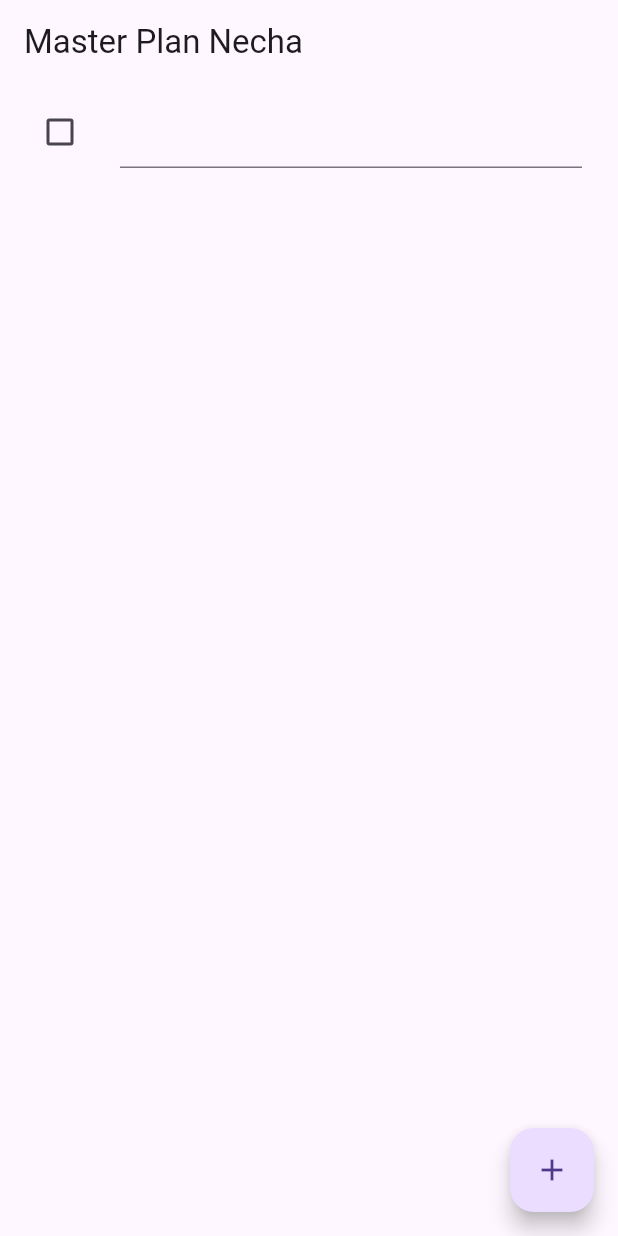
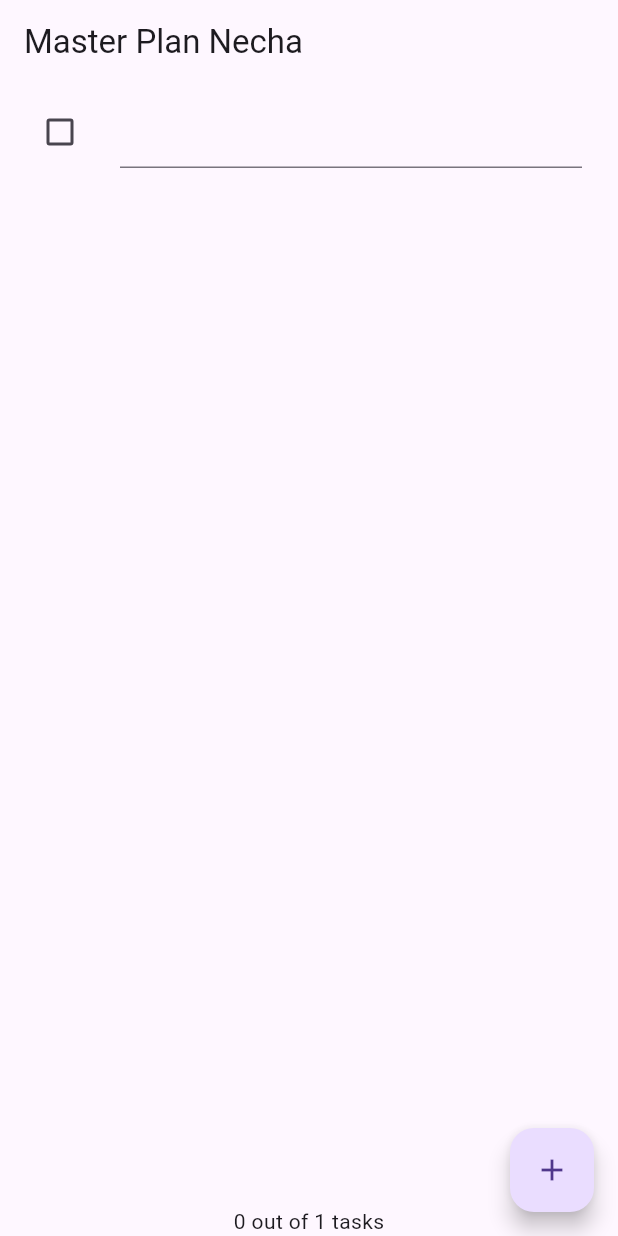
Before and after one commit to nechasyifa/PemrogramanMobile-Ganjil-2025, a Flutter app: the screen it shows after launch, after a tap on the "add" icon, on a phone screen of 412 x 824 dp. Run offline on Flutter 3.47's test engine with Material 3 defaults, Android fonts, the phone set to English and light mode, and no system bars; our stand-ins replace auto_size_text, camera.

Commit message:
JS10_Praktikum2

```diff
--- a/Week10/master_plan/lib/main.dart
+++ b/Week10/master_plan/lib/main.dart
@@ -1,5 +1,7 @@
 import 'package:flutter/material.dart';
+import 'package:master_plan/models/plan.dart';
 import './views/plan_screen.dart';
+import './provider/plan_provider.dart';
 
 void main() => runApp(MasterPlanApp());
 
@@ -9,8 +11,11 @@ class MasterPlanApp extends StatelessWidget {
   @override
   Widget build(BuildContext context) {
     return MaterialApp(
-     theme: ThemeData(primarySwatch: Colors.purple),
-     home: PlanScreen(),
+      theme: ThemeData(primarySwatch: Colors.purple),
+      home: PlanProvider(
+        notifier: ValueNotifier<Plan>(const Plan()),
+        child: const PlanScreen(),
+      ),
     );
   }
 }
--- a/Week10/master_plan/lib/models/plan.dart
+++ b/Week10/master_plan/lib/models/plan.dart
@@ -5,4 +5,11 @@ class Plan {
   final List<Task> tasks;
 
   const Plan({this.name = '', this.tasks = const []});
+
+  int get completedCount => tasks
+  .where((task) => task.complete)
+  .length;
+
+String get completenessMessage =>
+  '$completedCount out of ${tasks.length} tasks';
 }
--- /dev/null
+++ b/Week10/master_plan/lib/provider/plan_provider.dart
@@ -0,0 +1,16 @@
+import 'package:flutter/material.dart';
+import '../models/data_layer.dart';
+
+class PlanProvider extends InheritedNotifier<ValueNotifier<Plan>> {
+  const PlanProvider({
+    super.key,
+    required Widget child,
+    required ValueNotifier<Plan> notifier,
+  }) : super(child: child, notifier: notifier);
+
+  static ValueNotifier<Plan> of(BuildContext context) {
+    return context
+        .dependOnInheritedWidgetOfExactType<PlanProvider>()!
+        .notifier!;
+  }
+}
--- a/Week10/master_plan/lib/views/plan_screen.dart
+++ b/Week10/master_plan/lib/views/plan_screen.dart
@@ -1,3 +1,4 @@
+import 'package:master_plan/provider/plan_provider.dart';
 import '../models/data_layer.dart';
 import 'package:flutter/material.dart';
 
@@ -9,7 +10,6 @@ class PlanScreen extends StatefulWidget {
 }
 
 class _PlanScreenState extends State<PlanScreen> {
-  Plan plan = const Plan();
   late ScrollController scrollController;
 
   @override
@@ -17,8 +17,29 @@ class _PlanScreenState extends State<PlanScreen> {
     super.initState();
     scrollController = ScrollController()
       ..addListener(() {
-        FocusScope.of(context).requestFocus(FocusNode());
+        if (scrollController.position.isScrollingNotifier.value) {
+          FocusScope.of(context).unfocus();
+        }
       });
+  }
+
+  @override
+  Widget build(BuildContext context) {
+    return Scaffold(
+      appBar: AppBar(title: const Text('Master Plan Necha')),
+      body: ValueListenableBuilder<Plan>(
+        valueListenable: PlanProvider.of(context),
+        builder: (context, plan, child) {
+          return Column(
+            children: [
+              Expanded(child: _buildList(plan)),
+              SafeArea(child: Text(plan.completenessMessage)),
+            ],
+          );
+        },
+      ),
+      floatingActionButton: _buildAddTaskButton(context),
+    );
   }
 
   @override
@@ -27,69 +48,55 @@ class _PlanScreenState extends State<PlanScreen> {
     super.dispose();
   }
 
-  @override
-  Widget build(BuildContext context) {
-    return Scaffold(
-      appBar: AppBar(title: const Text('Master Plan Necha')),
-      body: _buildList(),
-      floatingActionButton: _buildAddTaskButton(),
-    );
-  }
-
-  Widget _buildAddTaskButton() {
+  Widget _buildAddTaskButton(BuildContext context) {
+    ValueNotifier<Plan> planNotifier = PlanProvider.of(context);
     return FloatingActionButton(
       child: const Icon(Icons.add),
       onPressed: () {
-        setState(() {
-          plan = Plan(
-            name: plan.name,
-            tasks: List<Task>.from(plan.tasks)..add(const Task()),
+        Plan currentPlan = planNotifier.value;
+        planNotifier.value = Plan(
+          name: currentPlan.name,
+          tasks: List<Task>.from(currentPlan.tasks)..add(const Task()),
         );
-        });
       },
     );
   }
 
-  Widget _buildList() {
+  Widget _buildList(Plan plan) {
     return ListView.builder(
       controller: scrollController,
-      keyboardDismissBehavior: Theme.of(context).platform == TargetPlatform.iOS
-          ? ScrollViewKeyboardDismissBehavior.onDrag
-          : ScrollViewKeyboardDismissBehavior.manual,
       itemCount: plan.tasks.length,
-      itemBuilder: (context, index) => _buildTaskTile(plan.tasks[index], index),
+      itemBuilder: (context, index) =>
+          _buildTaskTile(plan.tasks[index], index, context),
     );
   }
 
-  Widget _buildTaskTile(Task task, int index) {
+  Widget _buildTaskTile(Task task, int index, BuildContext context) {
+    ValueNotifier<Plan> planNotifier = PlanProvider.of(context);
     return ListTile(
       leading: Checkbox(
         value: task.complete,
         onChanged: (selected) {
-            setState(() {
-              plan = Plan(
-                name: plan.name,
-                tasks: List<Task>.from(plan.tasks)
+          Plan currentPlan = planNotifier.value;
+          planNotifier.value = Plan(
+            name: currentPlan.name,
+            tasks: List<Task>.from(currentPlan.tasks)
               ..[index] = Task(
                 description: task.description,
                 complete: selected ?? false,
               ),
           );
-            });
-          }),
+        },
+      ),
       title: TextFormField(
         initialValue: task.description,
         onChanged: (text) {
-          setState(() {
-            plan = Plan(
-              name: plan.name,
-              tasks: List<Task>.from(plan.tasks)
-                ..[index] = Task(
-                  description: text,
-                  complete: task.complete,
-                ),
+          Plan currentPlan = planNotifier.value;
+          planNotifier.value = Plan(
+            name: currentPlan.name,
+            tasks: List<Task>.from(currentPlan.tasks)
+              ..[index] = Task(description: text, complete: task.complete),
           );
-          });
         },
       ),
     );
```
Lines whose indentation alone changed are shown as unchanged.
